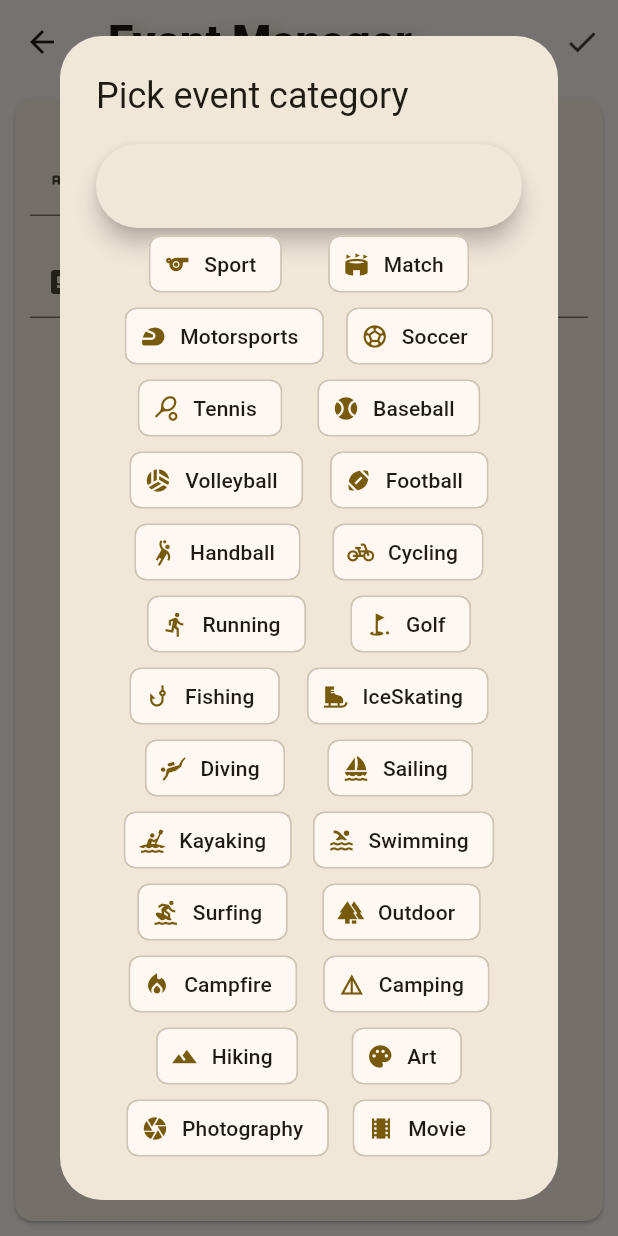
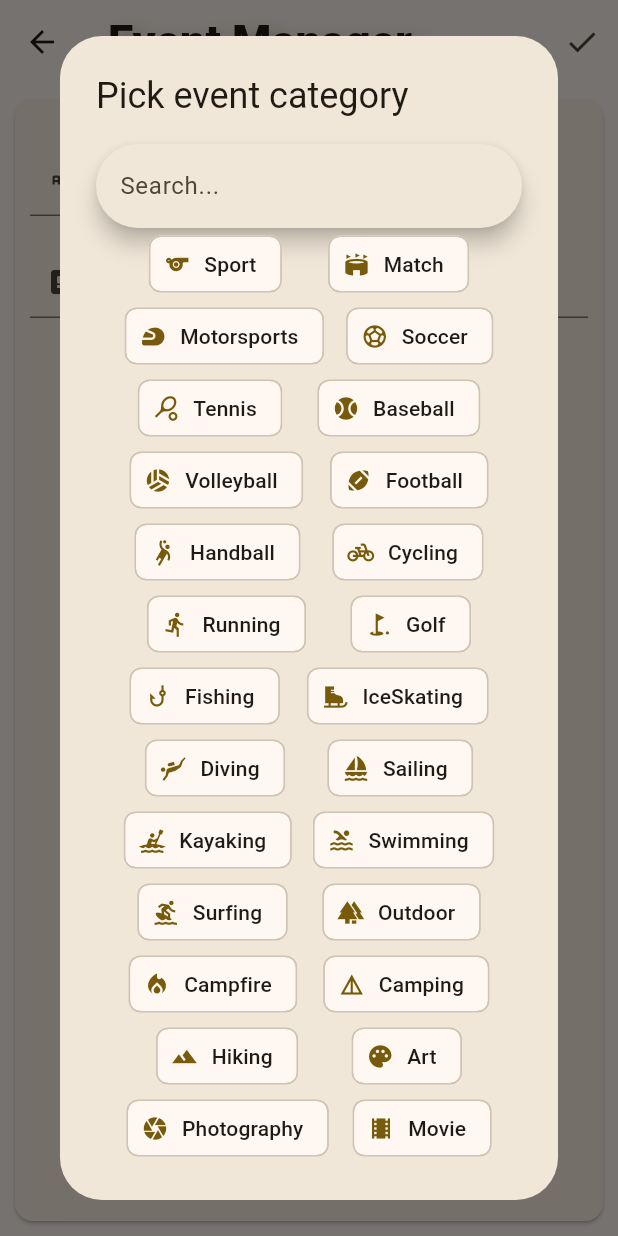
Before and after one commit to MTJakob/EventAppFrontend, a Flutter app: the ManageEventPage screen opened directly, after a tap on "Choose category", on a phone screen of 412 x 824 dp. Run offline on Flutter 3.47's test engine with Material 3 defaults, Android fonts, the phone set to English and light mode, and no system bars; our stand-ins replace flutter_cache_manager, flutter_map, latlong2, validators; missing offline and left inert: flutter_map_animations.

Commit message:
Minor style changes

```diff
--- a/lib/components/event_view.dart
+++ b/lib/components/event_view.dart
@@ -47,7 +47,9 @@ class _EventCardState extends State<EventCard> {
     return AnimatedSize(
       duration: Durations.medium1,
       child: Card(
+        clipBehavior: Clip.hardEdge,
         child: ListTile(
+          selected: !(widget.eventId != selectedId && noneSelected),
           leading: Icon(
             EventsData.eventIcons[eventInfo["Category"]] ?? Icons.event,
             size: 30,
--- a/lib/components/form_fields.dart
+++ b/lib/components/form_fields.dart
@@ -219,6 +219,7 @@ class _CategoryDialogState extends State<CategoryDialog> {
           mainAxisSize: MainAxisSize.min,
           children: [
             SearchBar(
+              hintText: "Search...",
               controller: search,
               onChanged: (text) => setState(() {
                 search.text = text;
```
